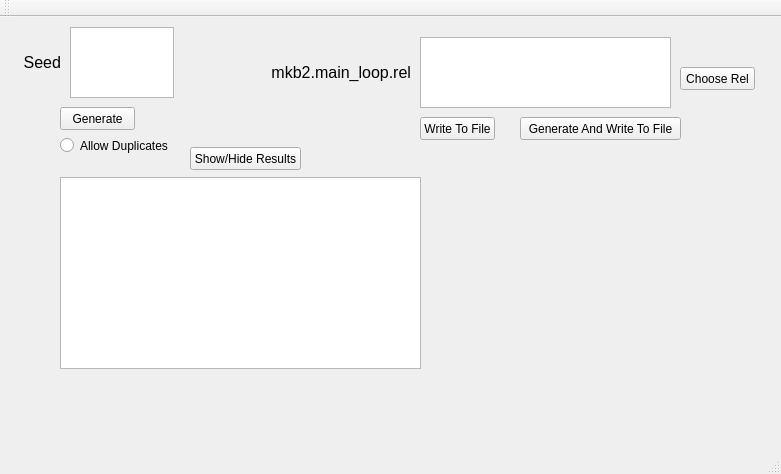
Qt form SMB_Story_Randomizer/mainwindow.ui (bobjrsenior/SMB_Story_Randomizer) before a commit.
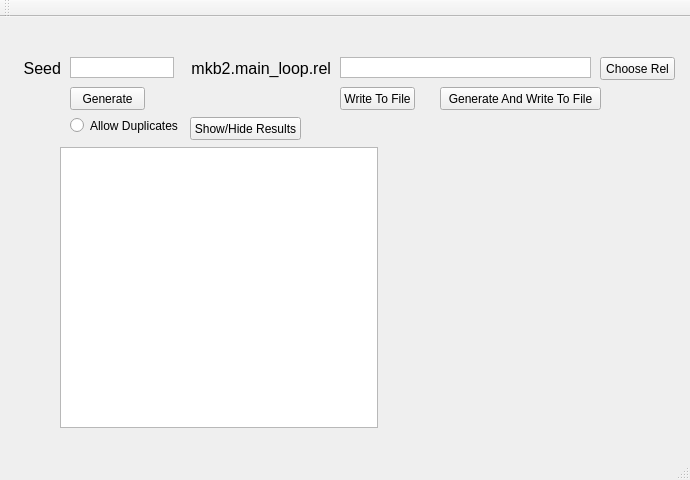
The same form after that commit.

Commit message: Added functionality to gen and write function. Added error and feedback popup messages. Cleaned up UI a bit.

What changed in the file:
```diff
--- a/SMB_Story_Randomizer/mainwindow.ui
+++ b/SMB_Story_Randomizer/mainwindow.ui
@@ -6,8 +6,8 @@
    <rect>
     <x>0</x>
     <y>0</y>
-    <width>781</width>
-    <height>474</height>
+    <width>690</width>
+    <height>480</height>
    </rect>
   </property>
   <property name="windowTitle">
@@ -18,7 +18,7 @@
     <property name="geometry">
      <rect>
       <x>10</x>
-      <y>20</y>
+      <y>10</y>
       <width>51</width>
       <height>51</height>
      </rect>
@@ -32,18 +32,21 @@
      <string>Seed</string>
     </property>
     <property name="alignment">
-     <set>Qt::AlignRight|Qt::AlignTrailing|Qt::AlignVCenter</set>
+     <set>Qt::AlignBottom|Qt::AlignRight|Qt::AlignTrailing</set>
     </property>
    </widget>
    <widget class="QTextEdit" name="seedTextEdit">
     <property name="geometry">
      <rect>
       <x>70</x>
-      <y>10</y>
+      <y>40</y>
       <width>104</width>
-      <height>71</height>
+      <height>21</height>
      </rect>
     </property>
+    <property name="verticalScrollBarPolicy">
+     <enum>Qt::ScrollBarAlwaysOff</enum>
+    </property>
     <property name="html">
      <string>&lt;!DOCTYPE HTML PUBLIC &quot;-//W3C//DTD HTML 4.0//EN&quot; &quot;http://www.w3.org/TR/REC-html40/strict.dtd&quot;&gt;
 &lt;html&gt;&lt;head&gt;&lt;meta name=&quot;qrichtext&quot; content=&quot;1&quot; /&gt;&lt;style type=&quot;text/css&quot;&gt;
@@ -58,10 +61,10 @@
    <widget class="QLabel" name="label_2">
     <property name="geometry">
      <rect>
-      <x>260</x>
-      <y>30</y>
+      <x>180</x>
+      <y>40</y>
       <width>151</width>
-      <height>51</height>
+      <height>21</height>
      </rect>
     </property>
     <property name="font">
@@ -73,18 +76,21 @@
      <string>mkb2.main_loop.rel</string>
     </property>
     <property name="alignment">
-     <set>Qt::AlignRight|Qt::AlignTrailing|Qt::AlignVCenter</set>
+     <set>Qt::AlignBottom|Qt::AlignRight|Qt::AlignTrailing</set>
     </property>
    </widget>
    <widget class="QTextEdit" name="filepathTextEdit">
     <property name="geometry">
      <rect>
-      <x>420</x>
-      <y>20</y>
+      <x>340</x>
+      <y>40</y>
       <width>251</width>
-      <height>71</height>
+      <height>21</height>
      </rect>
     </property>
+    <property name="verticalScrollBarPolicy">
+     <enum>Qt::ScrollBarAlwaysOff</enum>
+    </property>
     <property name="acceptRichText">
      <bool>false</bool>
     </property>
@@ -92,8 +98,8 @@
    <widget class="QPushButton" name="chooseRelButton">
     <property name="geometry">
      <rect>
-      <x>680</x>
-      <y>50</y>
+      <x>600</x>
+      <y>40</y>
       <width>75</width>
       <height>23</height>
      </rect>
@@ -105,8 +111,8 @@
    <widget class="QPushButton" name="generateButton">
     <property name="geometry">
      <rect>
-      <x>60</x>
-      <y>90</y>
+      <x>70</x>
+      <y>70</y>
       <width>75</width>
       <height>23</height>
      </rect>
@@ -118,8 +124,8 @@
    <widget class="QPushButton" name="writeButton">
     <property name="geometry">
      <rect>
-      <x>420</x>
-      <y>100</y>
+      <x>340</x>
+      <y>70</y>
       <width>75</width>
       <height>23</height>
      </rect>
@@ -132,17 +138,23 @@
     <property name="geometry">
      <rect>
       <x>60</x>
-      <y>160</y>
-      <width>361</width>
-      <height>192</height>
+      <y>130</y>
+      <width>318</width>
+      <height>281</height>
      </rect>
     </property>
+    <property name="frameShape">
+     <enum>QFrame::StyledPanel</enum>
+    </property>
+    <property name="horizontalScrollBarPolicy">
+     <enum>Qt::ScrollBarAlwaysOff</enum>
+    </property>
    </widget>
    <widget class="QRadioButton" name="alloeDupesRadioButton">
     <property name="geometry">
      <rect>
-      <x>60</x>
-      <y>120</y>
+      <x>70</x>
+      <y>100</y>
       <width>111</width>
       <height>17</height>
      </rect>
@@ -155,7 +167,7 @@
     <property name="geometry">
      <rect>
       <x>190</x>
-      <y>130</y>
+      <y>100</y>
       <width>111</width>
       <height>23</height>
      </rect>
@@ -167,8 +179,8 @@
    <widget class="QPushButton" name="genAndWriteButton">
     <property name="geometry">
      <rect>
-      <x>520</x>
-      <y>100</y>
+      <x>440</x>
+      <y>70</y>
       <width>161</width>
       <height>23</height>
      </rect>
```
Left out of the diff: 2 changed lines with no effect on the pictures. The commit also changes 2 other files.
